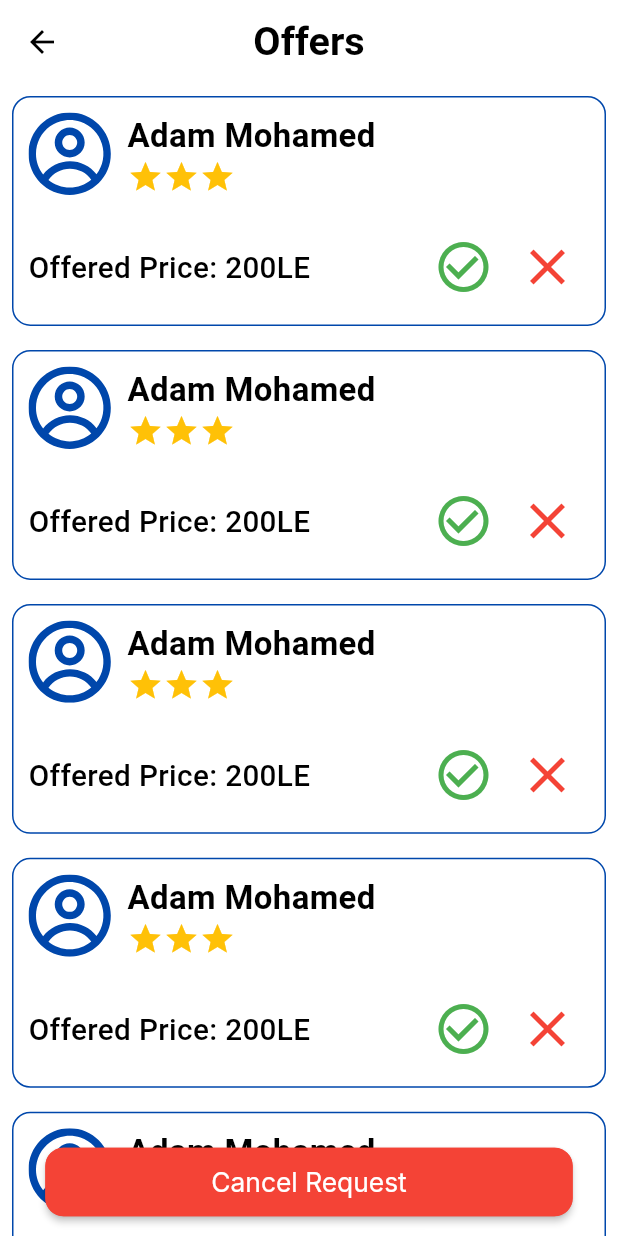
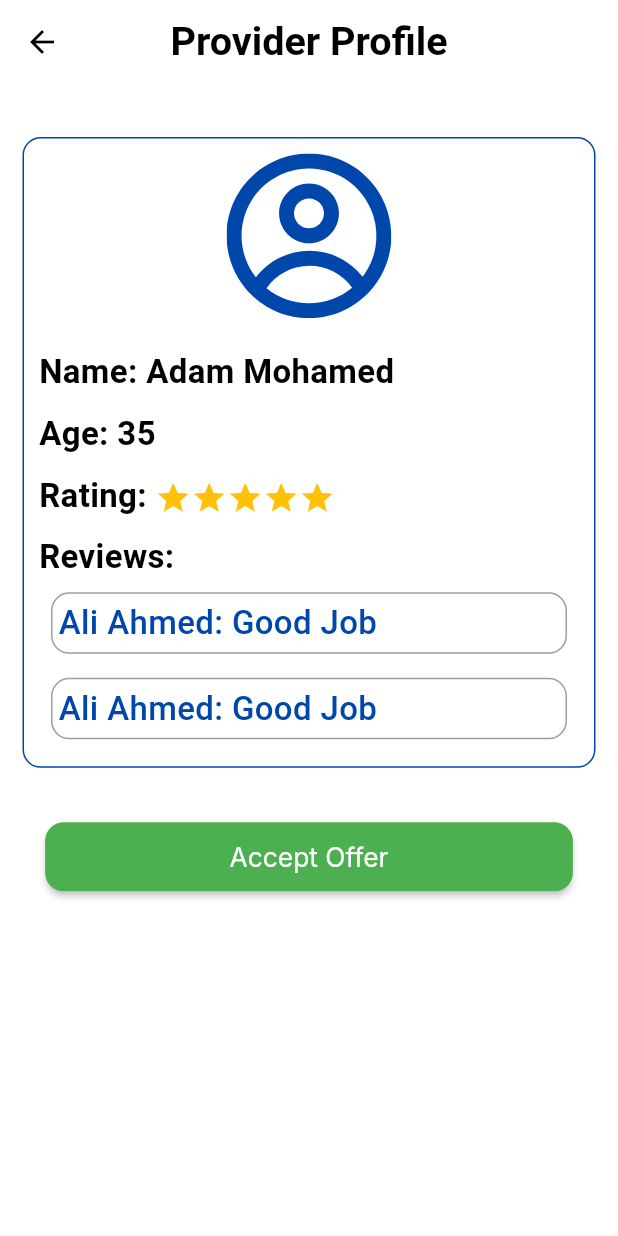
Before and after one commit to KarimYasser15/kafa2a, a Flutter app: the UserOffersScreen screen opened by its route, after a tap on "Adam Mohamed", on a phone screen of 412 x 824 dp. Run offline on Flutter 3.47's test engine with Material 3 defaults, Android fonts, the phone set to English and light mode, and no system bars; our stand-ins replace email_validator, flutter_screenutil, flutter_svg, google_fonts.

Commit message:
Finished UI of provider details in user flow

```diff
--- a/lib/config/routes_manager.dart
+++ b/lib/config/routes_manager.dart
@@ -4,6 +4,7 @@ import 'package:kafa2a/features/auth/register/view/user_register_screen.dart';
 import 'package:kafa2a/features/home/view/user_home_screen.dart';
 import 'package:kafa2a/features/offers/user/view/user_offers_screen.dart';
 import 'package:kafa2a/features/onboarding/onboarding_screen.dart';
+import 'package:kafa2a/features/profile-details/view/provider_profile_details.dart';
 
 class RoutesManager {
   static const String onBoarding = '/onboarding';
@@ -11,6 +12,7 @@ class RoutesManager {
   static const String registerUser = "/registerUser";
   static const String homeUser = "/homeUser";
   static const String offerUser = "/offerUser";
+  static const String providerProfileDetails = "/providerProfileDetails";
   static Route? router(RouteSettings settings) {
     switch (settings.name) {
       case onBoarding:
@@ -34,6 +36,10 @@ class RoutesManager {
         return MaterialPageRoute(
           builder: (context) => UserOffersScreen(),
         );
+      case providerProfileDetails:
+        return MaterialPageRoute(
+          builder: (context) => ProviderProfileDetails(),
+        );
     }
     return null;
   }
--- a/lib/config/strings_manager.dart
+++ b/lib/config/strings_manager.dart
@@ -28,4 +28,6 @@ class StringsManager {
   static const String filter = "Filter";
   static const String offers = "Offers";
   static const String cancelRequest = "Cancel Request";
+  static const String providerPetails = "Provider Profile";
+  static const String acceptOffer = "Accept Offer";
 }
--- a/lib/features/offers/user/view/widgets/offer_item_widget.dart
+++ b/lib/features/offers/user/view/widgets/offer_item_widget.dart
@@ -3,6 +3,7 @@ import 'package:flutter_screenutil/flutter_screenutil.dart';
 import 'package:flutter_svg/svg.dart';
 import 'package:kafa2a/config/assets_manager.dart';
 import 'package:kafa2a/config/colors_manager.dart';
+import 'package:kafa2a/config/routes_manager.dart';
 
 class OfferItemWidget extends StatelessWidget {
   const OfferItemWidget({super.key});
@@ -10,7 +11,8 @@ class OfferItemWidget extends StatelessWidget {
   @override
   Widget build(BuildContext context) {
     return InkWell(
-      onTap: () {},
+      onTap: () =>
+          Navigator.pushNamed(context, RoutesManager.providerProfileDetails),
       child: Container(
         decoration: BoxDecoration(
           borderRadius: BorderRadius.circular(12.r),
--- /dev/null
+++ b/lib/features/profile-details/view/provider_profile_details.dart
@@ -0,0 +1,112 @@
+import 'package:flutter/material.dart';
+import 'package:flutter_screenutil/flutter_screenutil.dart';
+import 'package:flutter_svg/svg.dart';
+import 'package:kafa2a/config/assets_manager.dart';
+import 'package:kafa2a/config/colors_manager.dart';
+import 'package:kafa2a/config/strings_manager.dart';
+import 'package:kafa2a/features/profile-details/view/widgets/review_item_widget.dart';
+
+class ProviderProfileDetails extends StatelessWidget {
+  const ProviderProfileDetails({super.key});
+
+  @override
+  Widget build(BuildContext context) {
+    return Scaffold(
+      appBar: AppBar(
+        title: Text(StringsManager.providerPetails),
+      ),
+      body: Column(
+        children: [
+          SizedBox(
+            height: 20.h,
+          ),
+          Padding(
+            padding: EdgeInsets.all(15.0),
+            child: Container(
+              decoration: BoxDecoration(
+                borderRadius: BorderRadius.circular(12.r),
+                border: Border.all(
+                  color: ColorsManager.blue,
+                ),
+              ),
+              child: Padding(
+                padding: EdgeInsets.all(10),
+                child: Column(
+                  crossAxisAlignment: CrossAxisAlignment.start,
+                  children: [
+                    Center(
+                      child: SvgPicture.asset(
+                        AssetsManager.profileImage,
+                        width: 100.w,
+                      ),
+                    ),
+                    SizedBox(
+                      height: 20.h,
+                    ),
+                    Text(
+                      "Name: Adam Mohamed",
+                      style: TextStyle(
+                          fontSize: 20.sp, fontWeight: FontWeight.w700),
+                    ),
+                    SizedBox(
+                      height: 10.h,
+                    ),
+                    Text(
+                      "Age: 35",
+                      style: TextStyle(
+                          fontSize: 20.sp, fontWeight: FontWeight.w700),
+                    ),
+                    SizedBox(height: 10.h),
+                    Row(
+                      children: [
+                        Text(
+                          "Rating: ",
+                          style: TextStyle(
+                              fontSize: 20.sp, fontWeight: FontWeight.w700),
+                        ),
+                        SizedBox(
+                          width: 200.w,
+                          height: 20.h,
+                          child: ListView.builder(
+                            physics: NeverScrollableScrollPhysics(),
+                            itemBuilder: (context, index) =>
+                                Icon(Icons.star, color: Colors.amber),
+                            itemCount: 5,
+                            scrollDirection: Axis.horizontal,
+                          ),
+                        )
+                      ],
+                    ),
+                    SizedBox(height: 10.h),
+                    Text(
+                      "Reviews: ",
+                      style: TextStyle(
+                          fontSize: 20.sp, fontWeight: FontWeight.w700),
+                    ),
+                    ReviewItemWidget(name: "Ali Ahmed", review: "Good Job"),
+                    ReviewItemWidget(name: "Ali Ahmed", review: "Good Job"),
+                  ],
+                ),
+              ),
+            ),
+          ),
+          SizedBox(
+            height: 20.h,
+          ),
+          ElevatedButton(
+            onPressed: () {},
+            style: ElevatedButton.styleFrom(
+                backgroundColor: Colors.green,
+                shape: RoundedRectangleBorder(
+                    borderRadius: BorderRadius.circular(12.r),
+                    side: BorderSide(color: Colors.green, width: 1.2.w))),
+            child: Text(
+              StringsManager.acceptOffer,
+              style: TextStyle(color: Colors.white),
+            ),
+          )
+        ],
+      ),
+    );
+  }
+}
--- /dev/null
+++ b/lib/features/profile-details/view/widgets/review_item_widget.dart
@@ -0,0 +1,35 @@
+import 'package:flutter/material.dart';
+import 'package:flutter_screenutil/flutter_screenutil.dart';
+import 'package:kafa2a/config/colors_manager.dart';
+
+class ReviewItemWidget extends StatelessWidget {
+  const ReviewItemWidget({super.key, required this.name, required this.review});
+  final String name;
+  final String review;
+
+  @override
+  Widget build(BuildContext context) {
+    return Padding(
+      padding: const EdgeInsets.all(8.0),
+      child: Container(
+        width: double.infinity,
+        decoration: BoxDecoration(
+          borderRadius: BorderRadius.circular(12.r),
+          border: Border.all(
+            color: Colors.grey,
+          ),
+        ),
+        child: Padding(
+          padding: EdgeInsets.all(4.0),
+          child: Text(
+            "$name: $review",
+            style: TextStyle(
+                fontSize: 20.sp,
+                fontWeight: FontWeight.w500,
+                color: ColorsManager.blue),
+          ),
+        ),
+      ),
+    );
+  }
+}
```
